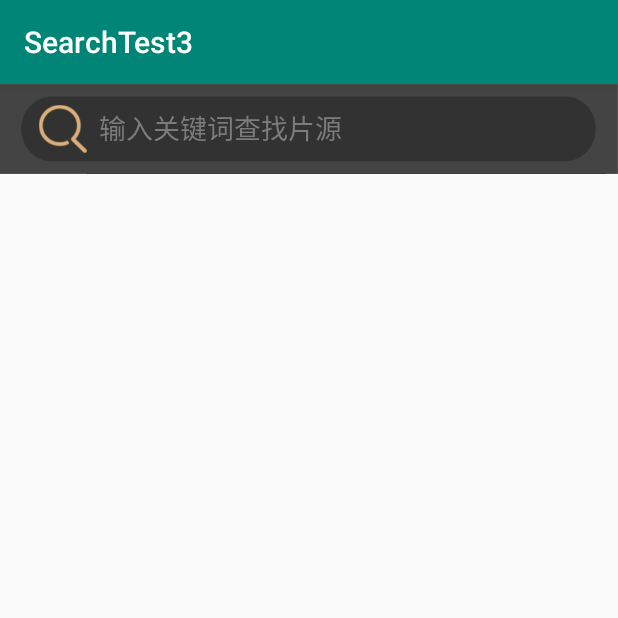
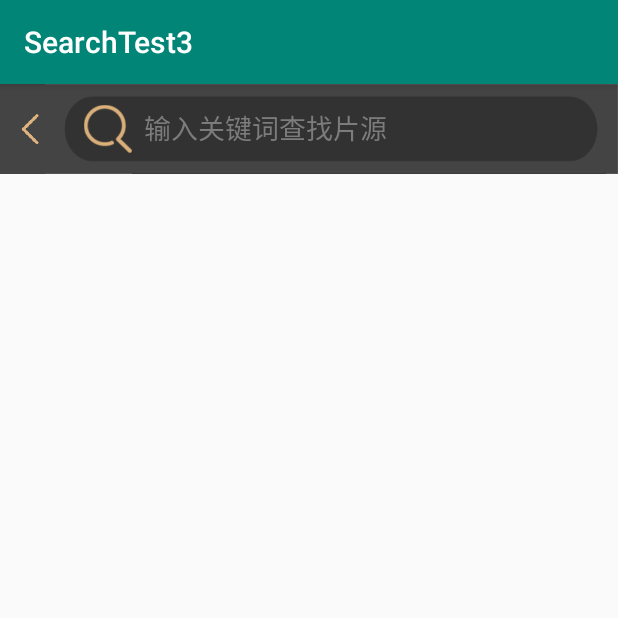
Before and after one commit to LulaKao/SearchView, an Android app: the screen it shows after launch (MainActivity), on a phone screen of 412 x 824 dp, the top half of it. Run offline under Robolectric (Android 15) with nearby library versions, the phone set to English and light mode, and no system bars; libraries missing offline, so code that uses them is left out: com.loopj.android, cz.msebera.android; 2 statements that could not run were skipped.

Commit message:
加上返回按鈕

```diff
--- a/app/src/main/java/com/example/searchtest3/MainActivity.java
+++ b/app/src/main/java/com/example/searchtest3/MainActivity.java
@@ -7,6 +7,7 @@ import android.view.View;
 import android.widget.AdapterView;
 import android.widget.ArrayAdapter;
 import android.widget.Filter;
+import android.widget.ImageButton;
 import android.widget.ListView;
 import android.widget.SearchView;
 import android.widget.Toast;
@@ -26,12 +27,21 @@ public class MainActivity extends AppCompatActivity implements SearchView.OnQuer
     ArrayList<String> mSearchList = new ArrayList<>(); // mSearchList 用來儲存所有看板名稱的字串陣列
     boolean mIsSearch = false; // mIsSearch 用來記錄 ListView 是否已載入 Adapter
     SearchView searchView;
+    ImageButton btn_back;
 
 
     @Override
     protected void onCreate(Bundle savedInstanceState) {
         super.onCreate(savedInstanceState);
         setContentView(R.layout.activity_main);
+
+        btn_back = findViewById(R.id.btnBack);
+        btn_back.setOnClickListener(new View.OnClickListener() {
+            @Override
+            public void onClick(View v) {
+                Toast.makeText(MainActivity.this,"取消搜尋，返回首頁", Toast.LENGTH_SHORT).show();
+            }
+        });
 
         searchView = findViewById(R.id.searchView);
         searchView.setOnQueryTextListener(this);
--- a/app/src/main/res/layout/activity_main.xml
+++ b/app/src/main/res/layout/activity_main.xml
@@ -5,6 +5,34 @@
     android:layout_width="match_parent"
     android:layout_height="match_parent"
     tools:context=".MainActivity">
+
+    <LinearLayout
+        android:id="@+id/mLinearLayout"
+        android:layout_width="match_parent"
+        android:layout_height="wrap_content"
+        android:orientation="horizontal"
+        app:layout_constraintEnd_toEndOf="parent"
+        app:layout_constraintStart_toStartOf="parent"
+        app:layout_constraintTop_toTopOf="parent">
+
+        <LinearLayout
+            android:layout_width="wrap_content"
+            android:layout_height="60dp"
+            android:layout_weight="0"
+            android:background="#444444"
+            android:orientation="vertical">
+
+            <ImageButton
+                android:id="@+id/btnBack"
+                android:layout_width="20dp"
+                android:layout_height="20dp"
+                android:layout_marginLeft="10dp"
+                android:layout_marginTop="20dp"
+                android:layout_weight="0"
+                android:background="#00000000"
+                android:scaleType="centerCrop"
+                app:srcCompat="@mipmap/back" />
+        </LinearLayout>
 
         <SearchView
             android:id="@+id/searchView"
@@ -15,13 +43,10 @@
             android:paddingLeft="10dp"
             android:queryHint="@string/homepage_searchTextView"
             android:searchIcon="@mipmap/find"
-        android:showDividers="end"
-        app:layout_constraintEnd_toEndOf="parent"
-        app:layout_constraintHorizontal_bias="0.0"
-        app:layout_constraintStart_toStartOf="parent"
-        app:layout_constraintTop_toTopOf="parent">
+            android:showDividers="end">
 
         </SearchView>
+    </LinearLayout>
 
     <ListView
         android:id="@+id/listview"
@@ -35,7 +60,7 @@
         app:layout_constraintEnd_toEndOf="parent"
         app:layout_constraintHorizontal_bias="1.0"
         app:layout_constraintStart_toStartOf="parent"
-        app:layout_constraintTop_toBottomOf="@+id/searchView"
+        app:layout_constraintTop_toBottomOf="@+id/mLinearLayout"
         app:layout_constraintVertical_bias="0.0" />
 
 </androidx.constraintlayout.widget.ConstraintLayout>
```
Also changed, not shown: app/src/main/res/mipmap-hdpi/back.png (added), app/src/main/res/mipmap-mdpi/back.png (added), app/src/main/res/mipmap-xhdpi/back.png (added), app/src/main/res/mipmap-xxhdpi/back.png (added), app/src/main/res/mipmap-xxxhdpi/back.png (added). Lines whose indentation alone changed are shown as unchanged.
